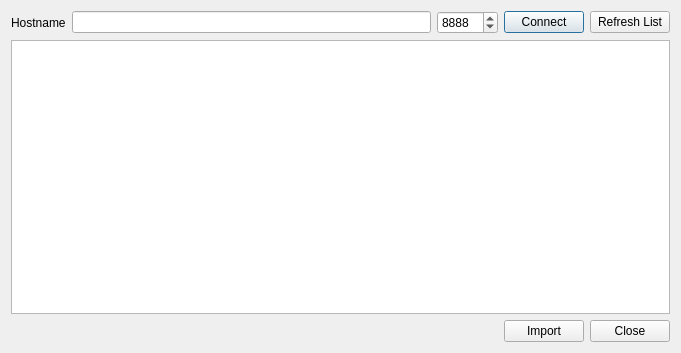
First picture: the form in oom/instruments/importbase.ui, repository ccherrett/oom, before the edit.
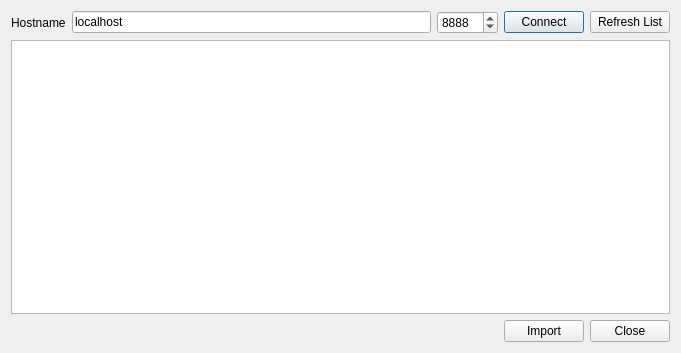
Second picture: the form after the edit.

```diff
--- a/oom/instruments/importbase.ui
+++ b/oom/instruments/importbase.ui
@@ -27,7 +27,11 @@
       </widget>
      </item>
      <item>
-      <widget class="QLineEdit" name="txtHost"/>
+      <widget class="QLineEdit" name="txtHost">
+       <property name="text">
+        <string>localhost</string>
+       </property>
+      </widget>
      </item>
      <item>
       <widget class="QSpinBox" name="txtPort">
```
Left out of the diff: 2 changed lines with no effect on the pictures.
